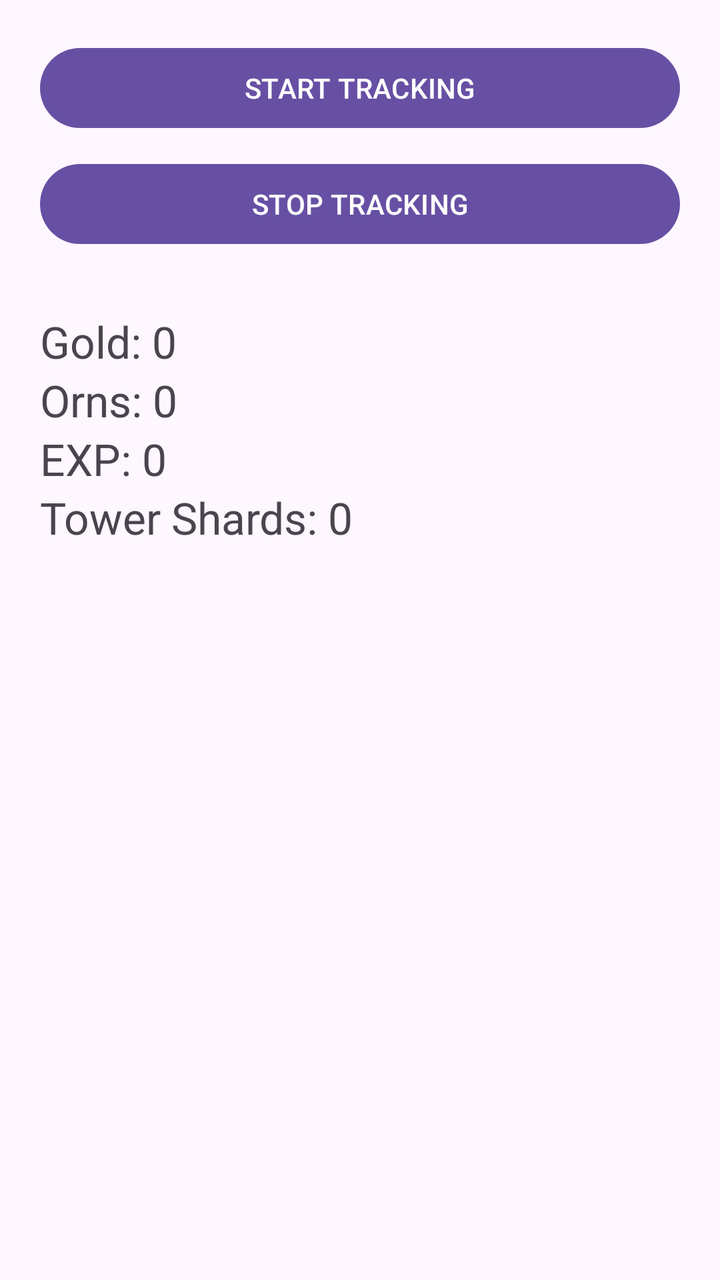
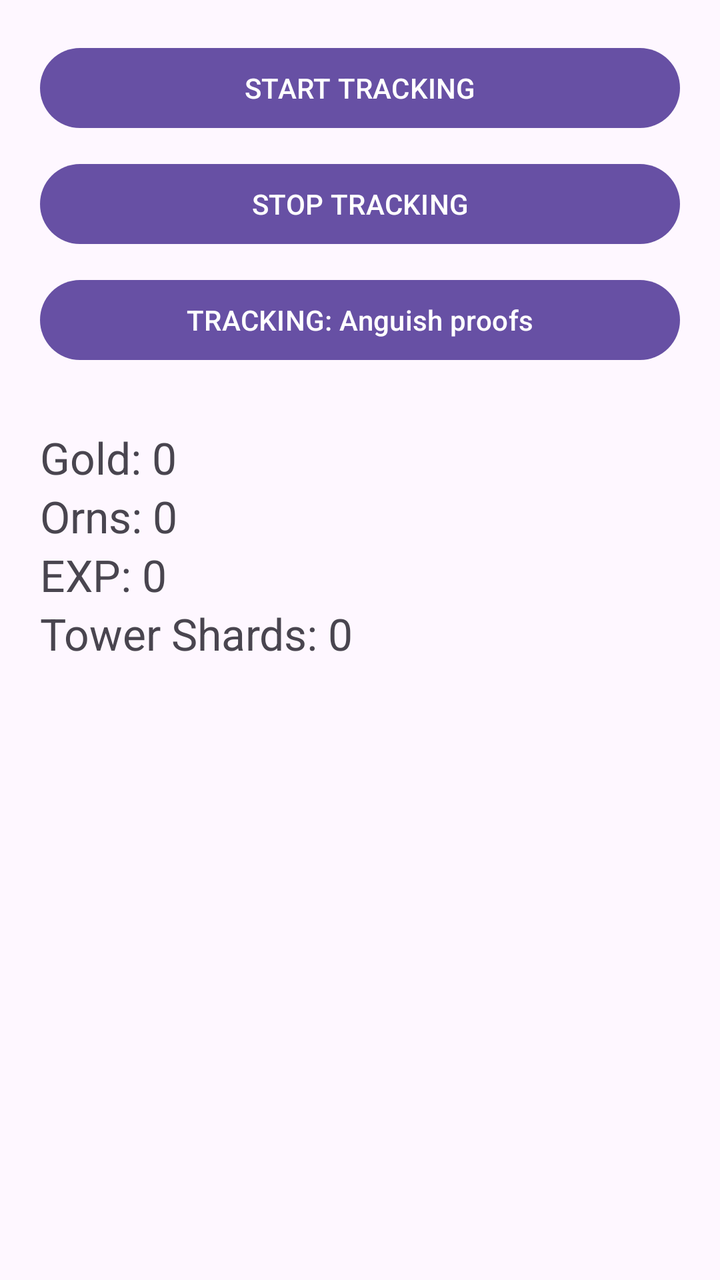

Before-and-after screenshots of an Android layout around one commit, followed by the original layout XML and the change that was made.
<!-- AndroidManifest.xml: application theme Theme.Material3.DayNight.NoActionBar -->
<!-- res/layout/fragment_tracker.xml -->
<?xml version="1.0" encoding="utf-8"?>


<LinearLayout
    xmlns:android="http://schemas.android.com/apk/res/android"
    android:layout_width="match_parent"
    android:layout_height="match_parent"
    android:orientation="vertical"
    android:padding="20dp">

    <Button
        android:id="@+id/startButton"
        android:layout_width="match_parent"
        android:layout_height="wrap_content"
        android:text="START TRACKING" />

    <Button
        android:id="@+id/stopButton"
        android:layout_width="match_parent"
        android:layout_height="wrap_content"
        android:layout_marginTop="10dp"
        android:text="STOP TRACKING" />

    <TextView
        android:id="@+id/goldText"
        android:layout_width="wrap_content"
        android:layout_height="wrap_content"
        android:textSize="22sp"
        android:layout_marginTop="30dp"
        android:text="Gold: 0"/>

    <TextView
        android:id="@+id/ornsText"
        android:layout_width="wrap_content"
        android:layout_height="wrap_content"
        android:textSize="22sp"
        android:text="Orns: 0"/>

    <TextView
        android:id="@+id/expText"
        android:layout_width="wrap_content"
        android:layout_height="wrap_content"
        android:textSize="22sp"
        android:text="EXP: 0"/>
    <TextView
        android:id="@+id/shardsText"
        android:layout_width="wrap_content"
        android:layout_height="wrap_content"
        android:textSize="22sp"
        android:text="Tower Shards: 0"/>

    <ScrollView
        android:layout_width="match_parent"
        android:layout_height="406dp"
        android:layout_marginTop="16dp"
        android:layout_weight="1">

        <LinearLayout
            android:id="@+id/historyContainer"
            android:layout_width="match_parent"
            android:layout_height="wrap_content"
            android:orientation="vertical" />

    </ScrollView>

</LinearLayout>
<!-- resources referenced by this layout -->
<resources>

</resources>

<!-- the commit's change to res/layout/fragment_tracker.xml (unified diff, before → after) -->
@@ -20,6 +20,13 @@
         android:layout_height="wrap_content"
         android:layout_marginTop="10dp"
         android:text="STOP TRACKING" />
+
+    <Button
+        android:id="@+id/proofModeButton"
+        android:layout_width="match_parent"
+        android:layout_height="wrap_content"
+        android:layout_marginTop="10dp"
+        android:text="TRACKING: Anguish proofs" />
 
     <TextView
         android:id="@+id/goldText"
@@ -49,6 +56,14 @@
         android:textSize="22sp"
         android:text="Tower Shards: 0"/>
 
+    
+    <LinearLayout
+        android:id="@+id/proofsContainer"
+        android:layout_width="match_parent"
+        android:layout_height="wrap_content"
+        android:layout_marginTop="8dp"
+        android:orientation="vertical" />
+
     <ScrollView
         android:layout_width="match_parent"
         android:layout_height="406dp"
